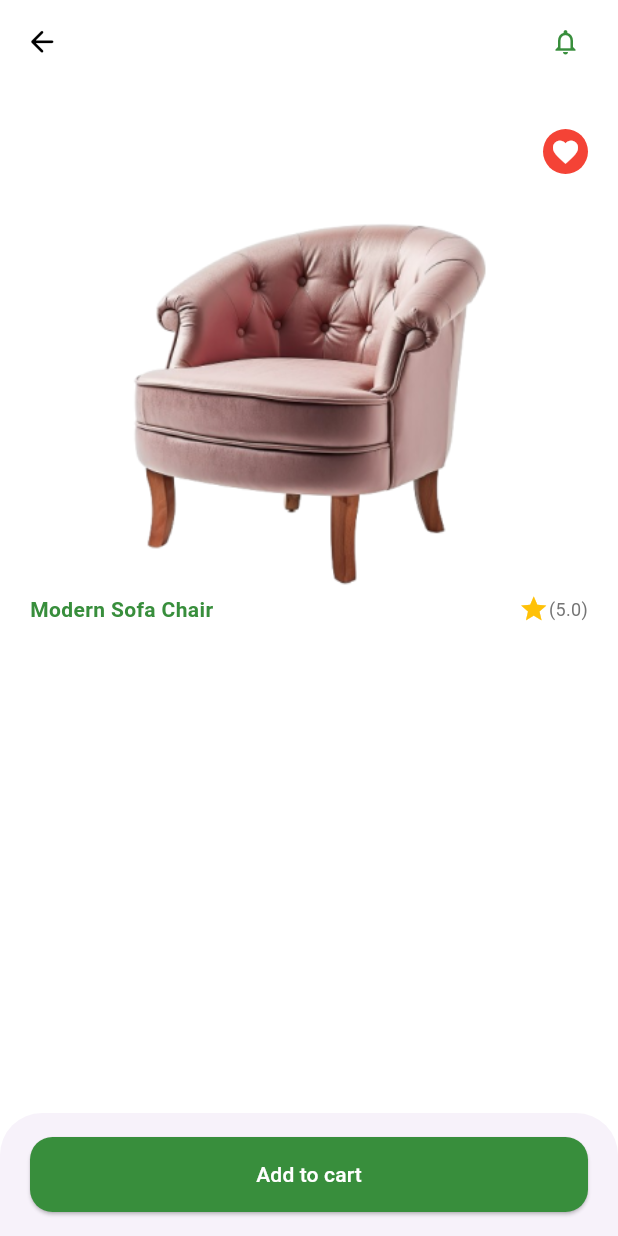
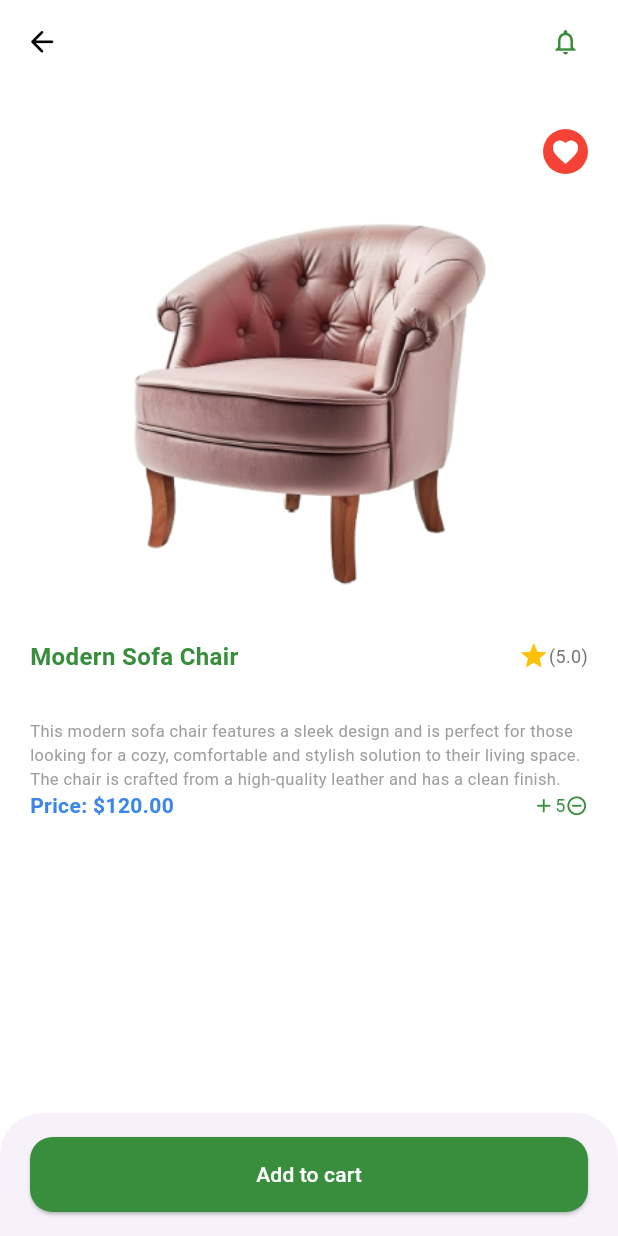
Before and after one commit to AJFX-01/joefloxy, a Flutter app: the ViewProductScreen screen opened directly, on a phone screen of 412 x 824 dp. Run offline on Flutter 3.47's test engine with Material 3 defaults, Android fonts, the phone set to English and light mode, and no system bars; our stand-ins replace material_design_icons_flutter.

Commit message:
feat: update the view product page

```diff
--- a/lib/utils/product/view_product.dart
+++ b/lib/utils/product/view_product.dart
@@ -51,6 +51,7 @@ class _ViewProductScreenState extends State<ViewProductScreen> {
                   ),
                 ),
               ),
+              const SizedBox(height: 30,),
               Row(
                 mainAxisAlignment: MainAxisAlignment.spaceBetween,
                 children: [
@@ -58,7 +59,7 @@ class _ViewProductScreenState extends State<ViewProductScreen> {
                     "Modern Sofa Chair",
                     style: TextStyle(
                       fontWeight: FontWeight.bold,
-                      fontSize: 14,
+                      fontSize: 16,
                       color: AppColor.secondaryColor,
                     ),
                   ),
@@ -78,6 +79,60 @@ class _ViewProductScreenState extends State<ViewProductScreen> {
                         ),
                       ],
                     ),
+                ],
+              ),
+              const SizedBox(height: 30,),
+              Text(
+                "This modern sofa chair features a sleek design and is perfect for those looking for a cozy, comfortable and stylish solution to their living space. The chair is crafted from a high-quality leather and has a clean finish.",
+                style: TextStyle(
+                  fontSize: 11,
+                  color: AppColor.greyColor
+                  ),
+                overflow: TextOverflow.ellipsis,
+                maxLines: 3,
+              ),
+              Row(
+                mainAxisAlignment: MainAxisAlignment.spaceBetween,
+                children: [
+                  Row(
+                    children: [
+                      Text(
+                        "Price: ",
+                        style: TextStyle(
+                          fontWeight: FontWeight.bold,
+                          fontSize: 14,
+                          color: AppColor.primaryColor,
+                        ),
+                      ),
+                      Text(
+                        "\$120.00",
+                        style: TextStyle(
+                          fontWeight: FontWeight.bold,
+                          fontSize: 14,
+                          color: AppColor.primaryColor,
+                        ),
+                      ),
+                    ],
+                  ),
+                  Row(
+                    mainAxisAlignment: MainAxisAlignment.spaceBetween,
+                    children: [
+                      Icon(
+                        Icons.add_outlined,
+                        size: 15,
+                        color: AppColor.secondaryColor,
+                      ),
+                      Text("5", style: TextStyle(
+                        color: AppColor.secondaryColor,
+                        fontSize: 12,
+                      ),),
+                      Icon(
+                        Icons.remove_circle_outline,
+                        size: 15,
+                        color: AppColor.secondaryColor,
+                      ),
+                    ],
+                  )
                 ],
               )
             ],
```
